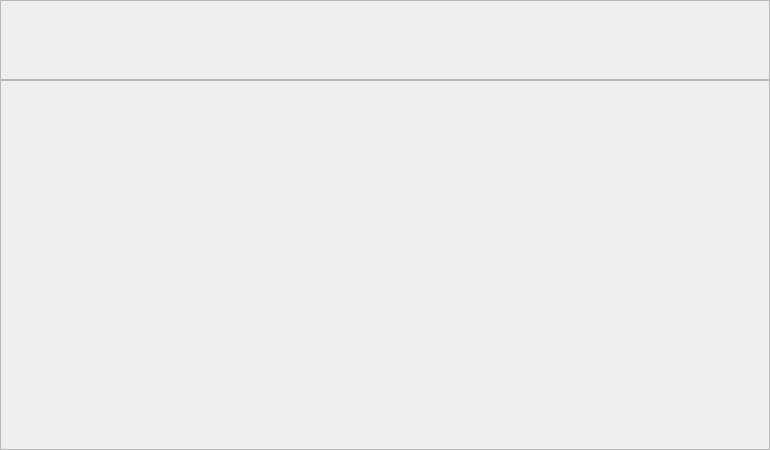
First picture: the form in contact/ContactInfoWidget.ui, repository HcashOrg/hx-indicator, before the edit.
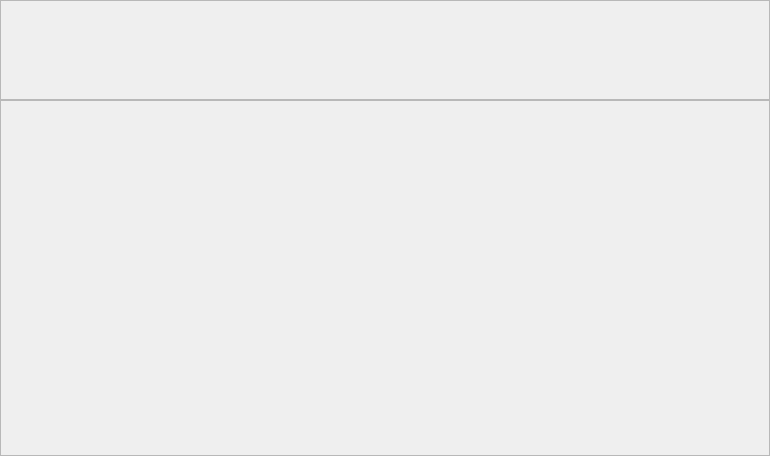
Second picture: the form after the edit.

The edit to the form file:
```diff
--- a/contact/ContactInfoWidget.ui
+++ b/contact/ContactInfoWidget.ui
@@ -7,7 +7,7 @@
     <x>0</x>
     <y>0</y>
     <width>770</width>
-    <height>450</height>
+    <height>456</height>
    </rect>
   </property>
   <property name="windowTitle">
@@ -34,13 +34,13 @@
      <property name="minimumSize">
       <size>
        <width>770</width>
-       <height>80</height>
+       <height>100</height>
       </size>
      </property>
      <property name="maximumSize">
       <size>
        <width>770</width>
-       <height>80</height>
+       <height>100</height>
       </size>
      </property>
      <property name="widgetResizable">
@@ -52,7 +52,7 @@
         <x>0</x>
         <y>0</y>
         <width>768</width>
-        <height>78</height>
+        <height>98</height>
        </rect>
       </property>
      </widget>
@@ -60,6 +60,18 @@
    </item>
    <item>
     <widget class="QScrollArea" name="scrollArea_bottom">
+     <property name="minimumSize">
+      <size>
+       <width>0</width>
+       <height>0</height>
+      </size>
+     </property>
+     <property name="maximumSize">
+      <size>
+       <width>16777215</width>
+       <height>16777215</height>
+      </size>
+     </property>
      <property name="widgetResizable">
       <bool>true</bool>
      </property>
@@ -69,7 +81,7 @@
         <x>0</x>
         <y>0</y>
         <width>768</width>
-        <height>368</height>
+        <height>354</height>
        </rect>
       </property>
      </widget>
```
